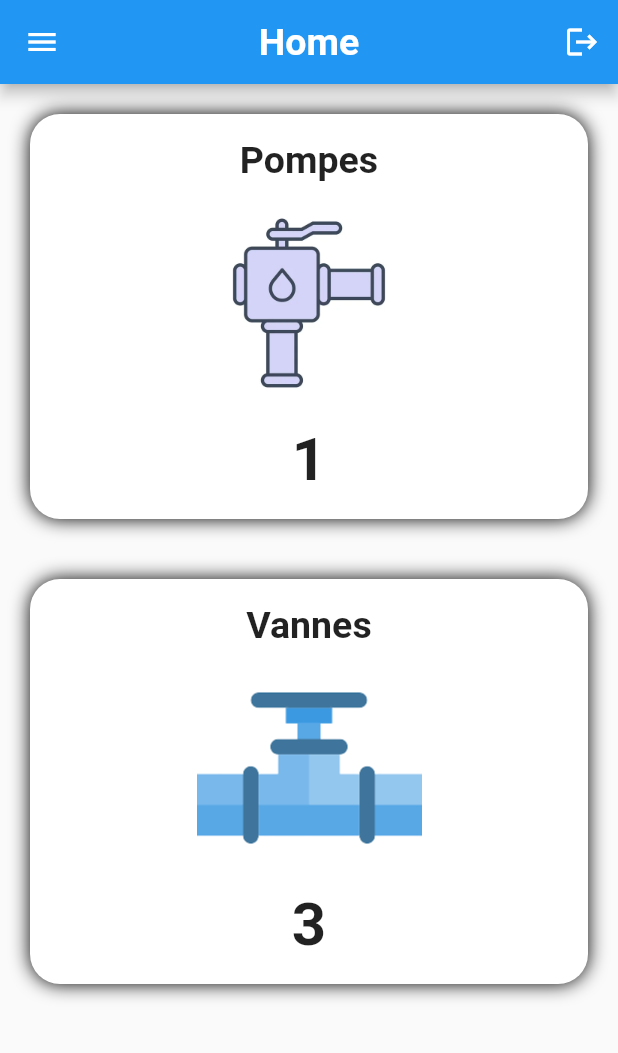
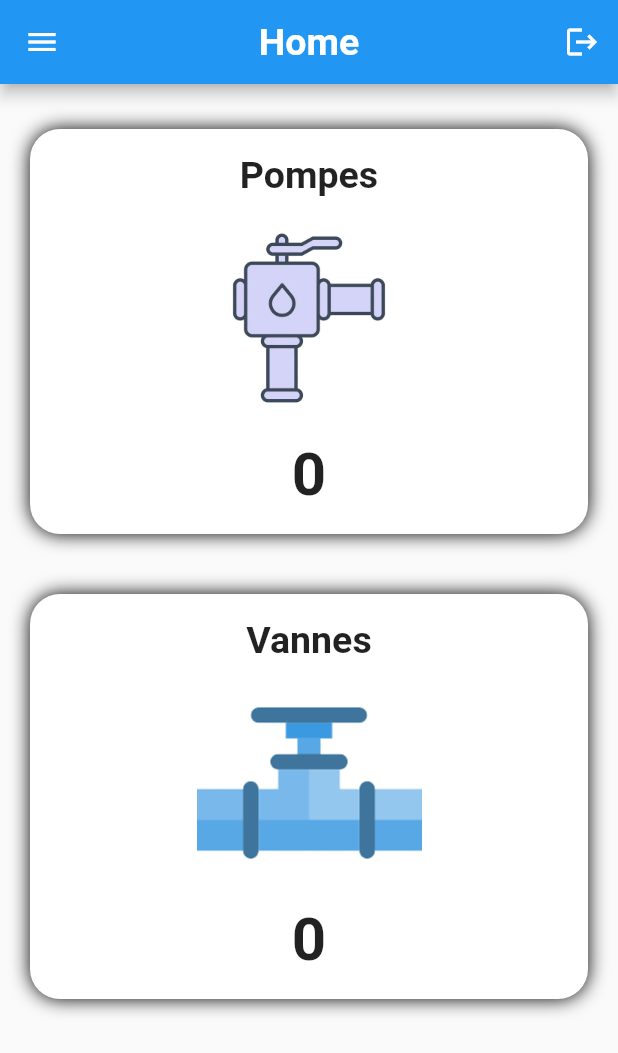
Before and after one commit to yasedd/arosa, a Flutter app: the Home_page screen opened by its route, on a phone screen of 412 x 824 dp. Shown: the top 1053 px of the screen. Run offline on Flutter 3.47's test engine with Material 2 defaults, Android fonts, the phone set to English and light mode, and no system bars; our stand-ins replace awesome_dialog, cloud_firestore, firebase_auth, firebase_core; missing offline and left inert: profile; accounts and stored records are empty.

Commit message:
third commit

```diff
--- a/lib/auth/Login_page.dart
+++ b/lib/auth/Login_page.dart
@@ -127,7 +127,7 @@ class _Login_pageState extends State<Login_page> {
                       UserCredential responce = await login();
                       // ignore: unnecessary_null_comparison
                       if (responce != null) {
-                        Navigator.of(context).pushReplacementNamed('home page');
+                        Navigator.of(context).pushReplacementNamed('Home');
                       } else {
                         print("Login faild ");
                       }
--- a/lib/pages/Home_page.dart
+++ b/lib/pages/Home_page.dart
@@ -3,6 +3,7 @@
 import 'package:arosa/scaffold_adds/drawer.dart';
 import 'package:firebase_auth/firebase_auth.dart';
 import 'package:flutter/material.dart';
+import 'package:cloud_firestore/cloud_firestore.dart';
 
 class Home_page extends StatefulWidget {
   const Home_page({super.key});
@@ -12,36 +13,11 @@ class Home_page extends StatefulWidget {
 }
 
 class _Home_pageState extends State<Home_page> {
-  List pompes = [
-    {
-      'Type': 'Pompe',
-      'state': false,
-      'Time to Start': '12:30',
-      'Time to End': '14:30',
-      'distributed water': 0,
-    }
-  ];
-  List valves = [
-    {
-      'Num of Valve': 1,
-      'state': false,
-      'O or F': '',
-      'Time to Start': '12:30',
-      'Time to End': '14:30',
-    },
-    {
-      'Num of Valve': 2,
-      'state': false,
-      'Time to Start': '12:30',
-      'Time to End': '13:30',
-    },
-    {
-      'Num of Valve': 3,
-      'state': false,
-      'Time to Start': '13:30',
-      'Time to End': '14:30',
-    }
-  ];
+  List user = [];
+  DocumentReference docref = FirebaseFirestore.instance
+      .collection('users')
+      .doc('gml9GRvOKYzmgMzO1lQn');
+
   @override
   Widget build(BuildContext context) {
     return Scaffold(
@@ -58,10 +34,25 @@ class _Home_pageState extends State<Home_page> {
         ],
       ),
       drawer: const drawer(),
-      body: ListView(children: [
-        // const SizedBox(
-        //   height: 40,
-        // ),
+      body: FutureBuilder<DocumentSnapshot>(
+        future: docref.get(),
+        builder: (BuildContext context, AsyncSnapshot snapshot) {
+          if (snapshot.hasError) {
+            return Text("Something went wrong");
+          }
+
+          if (snapshot.hasData && !snapshot.data!.exists) {
+            return Text("Document does not exist");
+          }
+
+          //Data is output to the user
+          if (snapshot.connectionState == ConnectionState.done) {
+            Map<String, dynamic> data =
+                snapshot.data!.data() as Map<String, dynamic>;
+            return ListView(children: [
+              const SizedBox(
+                height: 10,
+              ),
               InkWell(
                 child: Container(
                   margin: const EdgeInsets.all(20),
@@ -89,7 +80,8 @@ class _Home_pageState extends State<Home_page> {
                         height: 150,
                       ),
                       Text(
-                  '${pompes.length}',
+                        '${data["Pompes"].length}',
+                        // 'pss',
                         style: const TextStyle(
                             fontSize: 40, fontWeight: FontWeight.bold),
                       ),
@@ -127,7 +119,7 @@ class _Home_pageState extends State<Home_page> {
                         height: 150,
                       ),
                       Text(
-                  '${valves.length}',
+                        '${data['Vannes'].length}',
                         style: const TextStyle(
                             fontSize: 40, fontWeight: FontWeight.bold),
                       ),
@@ -138,7 +130,14 @@ class _Home_pageState extends State<Home_page> {
                   Navigator.of(context).pushNamed('State_tools');
                 },
               ),
-      ]),
+            ]);
+          }
+
+          return Center(
+            child: CircularProgressIndicator(),
+          );
+        },
+      ),
     );
   }
 }
```
Lines whose indentation alone changed are shown as unchanged.
